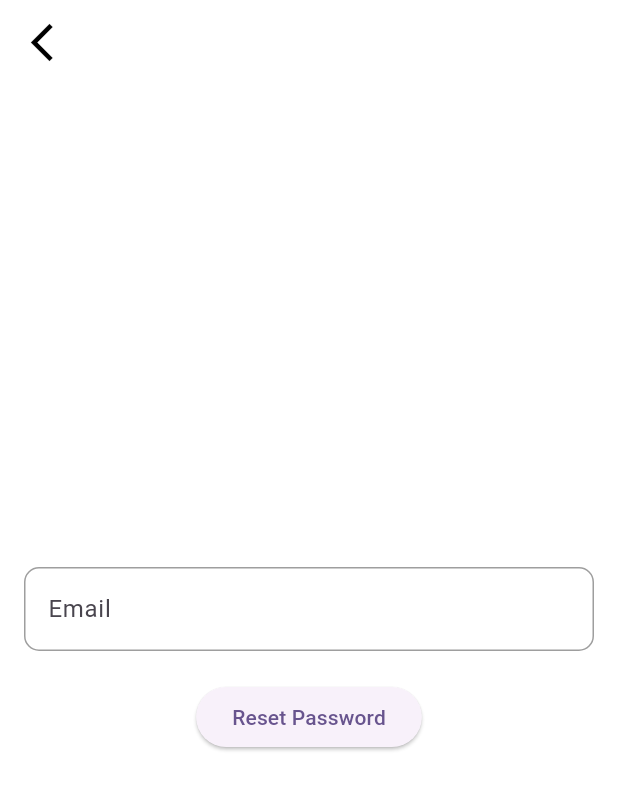
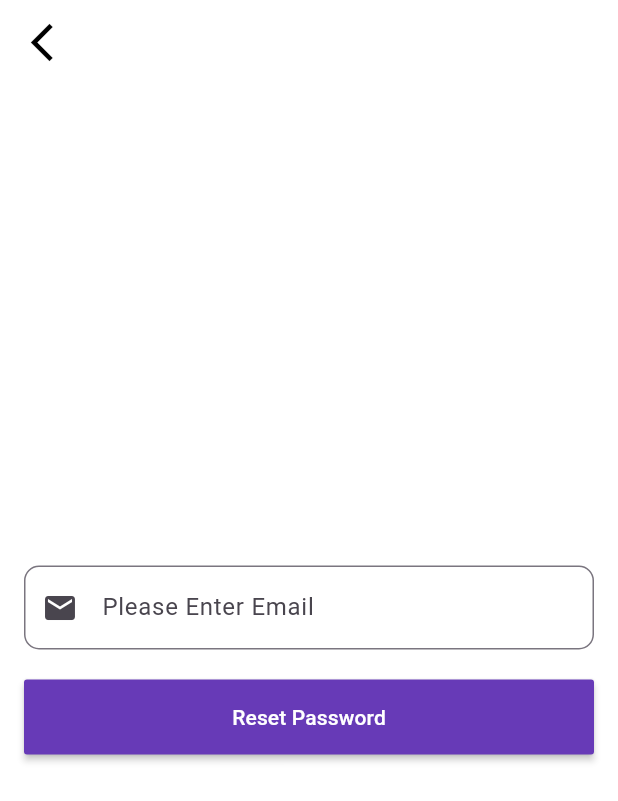
Before and after one commit to asifjahan1/JU-Bus-Route-Tracer, a Flutter app: the ForgotPassword screen opened directly, on a phone screen of 412 x 824 dp. Shown: the top 801 px of the screen. Run offline on Flutter 3.47's test engine with Material 3 defaults, Android fonts, the phone set to English and light mode, and no system bars; our stand-ins replace cloud_firestore, firebase_auth, firebase_core, flutter_riverpod, geolocator, google_fonts and 4 more; missing offline and left inert: flutter_polyline_points; accounts and stored records are empty.

Commit message:
fixed minor issue

```diff
--- a/google_map_demo/lib/pages/forgot_password.dart
+++ b/google_map_demo/lib/pages/forgot_password.dart
@@ -60,7 +60,8 @@ class _ForgotPasswordState extends State<ForgotPassword> {
 
   @override
   Widget build(BuildContext context) {
-    return Scaffold(
+    return Flexible(
+      child: Scaffold(
         backgroundColor: Colors.white,
         appBar: AppBar(
           backgroundColor: Colors.transparent,
@@ -85,29 +86,28 @@ class _ForgotPasswordState extends State<ForgotPassword> {
               TextField(
                 controller: emailController,
                 decoration: InputDecoration(
-                hintText: 'Enter your email',
-                labelText: 'Email',
+                  hintText: 'Please Enter Email',
+                  prefixIcon: const Icon(Icons.email),
                   border: OutlineInputBorder(
-                  borderRadius: BorderRadius.circular(10.0),
-                ),
-                enabledBorder: OutlineInputBorder(
-                  borderSide: BorderSide(color: Colors.grey),
-                  borderRadius: BorderRadius.circular(10.0),
-                ),
-                focusedBorder: OutlineInputBorder(
-                  borderSide: BorderSide(color: Colors.blue),
-                  borderRadius: BorderRadius.circular(10.0),
+                    borderRadius: BorderRadius.circular(10),
                   ),
                 ),
               ),
               const SizedBox(height: 20),
-            ElevatedButton(
+              MaterialButton(
+                color: Colors.deepPurple,
+                padding: const EdgeInsets.fromLTRB(20, 15, 20, 15),
+                minWidth: MediaQuery.of(context).size.width,
                 onPressed: () {
                   resetPassword(emailController.text);
                 },
-              child: const Text('Reset Password'),
+                child: const Text(
+                  'Reset Password',
+                  style: TextStyle(color: Colors.white),
+                ),
               ),
             ],
+          ),
         ),
       ),
     );
```
Lines whose indentation alone changed are shown as unchanged.
